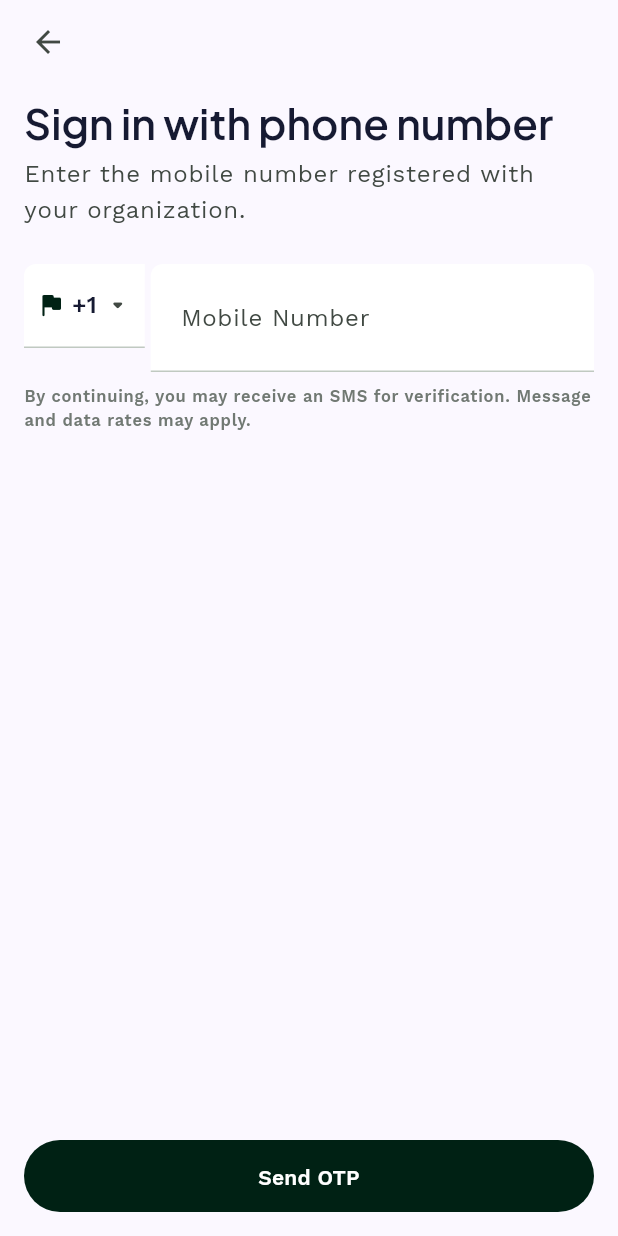
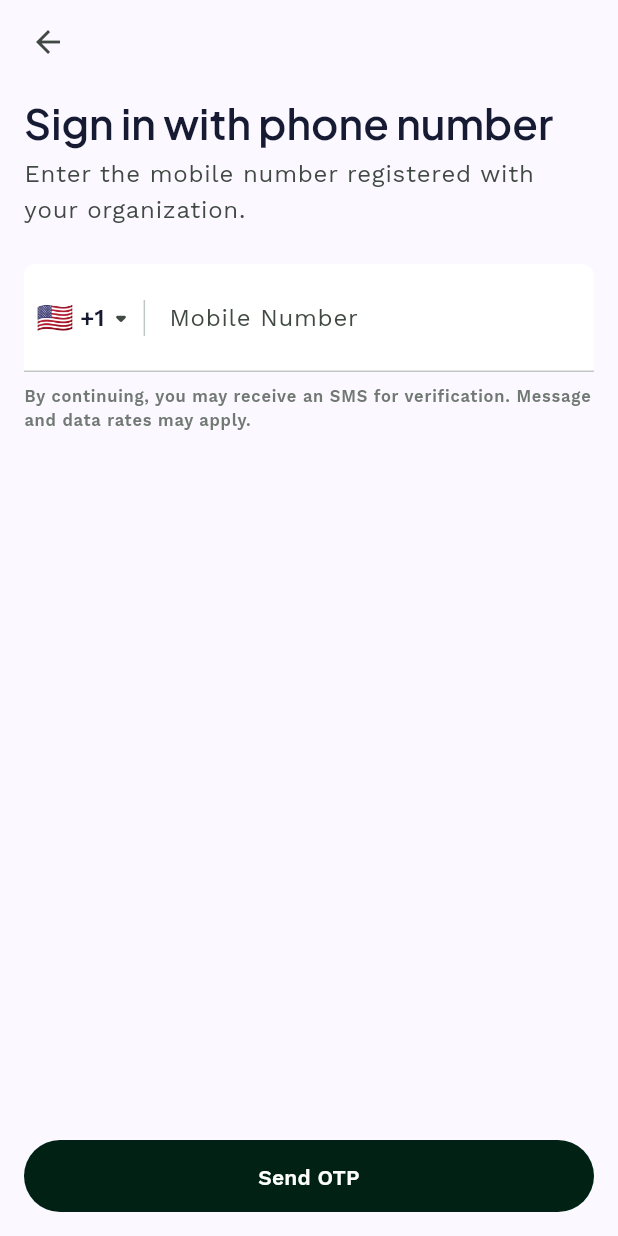
Before and after one commit to sureshr-apps/WorkAxis, a Flutter app: the screen it shows after launch, after a tap on "Sign in with Phone", on a phone screen of 412 x 824 dp. Run offline on Flutter 3.47's test engine with Material 3 defaults, Android fonts, the phone set to English and light mode, and no system bars; our stand-ins replace equatable, go_router, google_fonts; accounts and stored records are empty.

Commit message:
fix: integrate interactive country code picker and ensure unified text field dimensions

```diff
--- /dev/null
+++ b/lib/core/models/country_code.dart
@@ -0,0 +1,61 @@
+import 'package:equatable/equatable.dart';
+
+class CountryCode extends Equatable {
+  const CountryCode({
+    required this.name,
+    required this.code,
+    required this.dialCode,
+    required this.flag,
+  });
+
+  final String name;
+  final String code; // ISO 3166-1 alpha-2
+  final String dialCode; // e.g. +1, +44, +91
+  final String flag; // Emoji flag
+
+  @override
+  List<Object?> get props => [name, code, dialCode, flag];
+
+  static const List<CountryCode> supportedCountries = [
+    CountryCode(
+        name: 'United States', code: 'US', dialCode: '+1', flag: '🇺🇸'),
+    CountryCode(name: 'Canada', code: 'CA', dialCode: '+1', flag: '🇨🇦'),
+    CountryCode(
+        name: 'United Kingdom', code: 'GB', dialCode: '+44', flag: '🇬🇧'),
+    CountryCode(name: 'India', code: 'IN', dialCode: '+91', flag: '🇮🇳'),
+    CountryCode(name: 'Australia', code: 'AU', dialCode: '+61', flag: '🇦🇺'),
+    CountryCode(name: 'Germany', code: 'DE', dialCode: '+49', flag: '🇩🇪'),
+    CountryCode(name: 'France', code: 'FR', dialCode: '+33', flag: '🇫🇷'),
+    CountryCode(name: 'Singapore', code: 'SG', dialCode: '+65', flag: '🇸🇬'),
+    CountryCode(
+        name: 'United Arab Emirates',
+        code: 'AE',
+        dialCode: '+971',
+        flag: '🇦🇪'),
+    CountryCode(name: 'Mexico', code: 'MX', dialCode: '+52', flag: '🇲🇽'),
+    CountryCode(name: 'Brazil', code: 'BR', dialCode: '+55', flag: '🇧🇷'),
+    CountryCode(name: 'Japan', code: 'JP', dialCode: '+81', flag: '🇯🇵'),
+    CountryCode(name: 'South Korea', code: 'KR', dialCode: '+82', flag: '🇰🇷'),
+    CountryCode(name: 'Spain', code: 'ES', dialCode: '+34', flag: '🇪🇸'),
+    CountryCode(name: 'Italy', code: 'IT', dialCode: '+39', flag: '🇮🇹'),
+    CountryCode(name: 'Netherlands', code: 'NL', dialCode: '+31', flag: '🇳🇱'),
+    CountryCode(name: 'New Zealand', code: 'NZ', dialCode: '+64', flag: '🇳🇿'),
+    CountryCode(name: 'Philippines', code: 'PH', dialCode: '+63', flag: '🇵🇭'),
+    CountryCode(
+        name: 'South Africa', code: 'ZA', dialCode: '+27', flag: '🇿🇦'),
+    CountryCode(
+        name: 'Saudi Arabia', code: 'SA', dialCode: '+966', flag: '🇸🇦'),
+    CountryCode(name: 'Ireland', code: 'IE', dialCode: '+353', flag: '🇮🇪'),
+    CountryCode(name: 'Switzerland', code: 'CH', dialCode: '+41', flag: '🇨🇭'),
+    CountryCode(name: 'Sweden', code: 'SE', dialCode: '+46', flag: '🇸🇪'),
+    CountryCode(name: 'Norway', code: 'NO', dialCode: '+47', flag: '🇳🇴'),
+    CountryCode(name: 'Denmark', code: 'DK', dialCode: '+45', flag: '🇩🇰'),
+  ];
+
+  static const CountryCode defaultCountry = CountryCode(
+    name: 'United States',
+    code: 'US',
+    dialCode: '+1',
+    flag: '🇺🇸',
+  );
+}
--- a/lib/features/authentication/presentation/pages/phone_sign_in_page.dart
+++ b/lib/features/authentication/presentation/pages/phone_sign_in_page.dart
@@ -4,12 +4,14 @@ import 'package:go_router/go_router.dart';
 import 'package:provider/provider.dart';
 import 'package:workaxis/core/constants/app_radius.dart';
 import 'package:workaxis/core/constants/app_spacing.dart';
+import 'package:workaxis/core/models/country_code.dart';
 import 'package:workaxis/core/theme/app_colors.dart';
 import 'package:workaxis/core/utils/phone_number_formatter.dart';
 import 'package:workaxis/core/widgets/app_button.dart';
 import 'package:workaxis/core/widgets/app_text_field.dart';
 import 'package:workaxis/features/authentication/presentation/controllers/auth_controller.dart';
 import 'package:workaxis/features/authentication/presentation/widgets/auth_scaffold.dart';
+import 'package:workaxis/features/authentication/presentation/widgets/country_code_picker_sheet.dart';
 
 class PhoneSignInPage extends StatefulWidget {
   const PhoneSignInPage({super.key});
@@ -21,13 +23,23 @@ class PhoneSignInPage extends StatefulWidget {
 class _PhoneSignInPageState extends State<PhoneSignInPage> {
   final _phoneController = TextEditingController();
   final _formKey = GlobalKey<FormState>();
-  final String _selectedCountryCode = '+1';
+  CountryCode _selectedCountry = CountryCode.defaultCountry;
   String? _inlineError;
 
   @override
   void dispose() {
     _phoneController.dispose();
     super.dispose();
+  }
+
+  Future<void> _pickCountryCode() async {
+    final picked = await CountryCodePickerSheet.show(
+      context: context,
+      selectedCountry: _selectedCountry,
+    );
+    if (picked != null && mounted) {
+      setState(() => _selectedCountry = picked);
+    }
   }
 
   Future<void> _handleSendOtp() async {
@@ -45,7 +57,7 @@ class _PhoneSignInPageState extends State<PhoneSignInPage> {
 
     setState(() => _inlineError = null);
     final e164Phone = PhoneNumberFormatter.toE164(
-      countryCode: _selectedCountryCode,
+      countryCode: _selectedCountry.dialCode,
       nationalNumber: rawNumber,
     );
 
@@ -80,64 +92,58 @@ class _PhoneSignInPageState extends State<PhoneSignInPage> {
         child: Column(
           crossAxisAlignment: CrossAxisAlignment.start,
           children: [
-            Row(
-              crossAxisAlignment: CrossAxisAlignment.start,
-              children: [
-                // Country Code Prefix Picker
-                Container(
-                  height: 56,
+            AppTextField(
+              controller: _phoneController,
+              labelText: 'Mobile Number',
+              hintText: '555 123 4567',
+              keyboardType: TextInputType.phone,
+              textInputAction: TextInputAction.done,
+              errorText: _inlineError,
+              prefixIcon: InkWell(
+                onTap: _pickCountryCode,
+                borderRadius: const BorderRadius.only(
+                  topLeft: Radius.circular(AppRadius.defaultRadius),
+                ),
+                child: Padding(
                   padding:
                       const EdgeInsets.symmetric(horizontal: AppSpacing.sm),
-                  decoration: const BoxDecoration(
-                    color: AppColors.surfaceContainerLowest,
-                    borderRadius: BorderRadius.only(
-                      topLeft: Radius.circular(AppRadius.defaultRadius),
-                    ),
-                    border: Border(
-                      bottom:
-                          BorderSide(color: AppColors.outlineVariant, width: 1),
-                    ),
-                  ),
                   child: Row(
+                    mainAxisSize: MainAxisSize.min,
                     children: [
-                      const Icon(Icons.flag_rounded,
-                          size: 20, color: AppColors.primary),
+                      Text(
+                        _selectedCountry.flag,
+                        style: const TextStyle(fontSize: 20),
+                      ),
                       const SizedBox(width: AppSpacing.xs),
                       Text(
-                        _selectedCountryCode,
+                        _selectedCountry.dialCode,
                         style:
                             Theme.of(context).textTheme.titleMedium?.copyWith(
                                   fontWeight: FontWeight.w600,
                                   color: AppColors.onSurface,
                                 ),
                       ),
-                      const SizedBox(width: AppSpacing.xs),
                       const Icon(
                         Icons.arrow_drop_down_rounded,
                         color: AppColors.onSurfaceVariant,
-                        size: 20,
+                        size: 22,
                       ),
+                      const SizedBox(width: AppSpacing.xs),
+                      Container(
+                        height: 24,
+                        width: 1,
+                        color: AppColors.outlineVariant,
+                      ),
+                      const SizedBox(width: AppSpacing.xs),
                     ],
                   ),
                 ),
-                const SizedBox(width: AppSpacing.xs),
-                // Phone Number Input
-                Expanded(
-                  child: AppTextField(
-                    controller: _phoneController,
-                    labelText: 'Mobile Number',
-                    hintText: '555 123 4567',
-                    keyboardType: TextInputType.phone,
-                    textInputAction: TextInputAction.done,
-                    errorText: _inlineError,
-                    inputFormatters: [
-                      FilteringTextInputFormatter.digitsOnly,
-                      LengthLimitingTextInputFormatter(12),
-                    ],
-                    onSubmitted: (_) => _handleSendOtp(),
-                  ),
-                ),
+              ),
+              inputFormatters: [
+                FilteringTextInputFormatter.digitsOnly,
+                LengthLimitingTextInputFormatter(12),
               ],
+              onSubmitted: (_) => _handleSendOtp(),
             ),
             const SizedBox(height: AppSpacing.sm),
             Text(
```
Also changed, not shown: lib/features/authentication/presentation/widgets/country_code_picker_sheet.dart (added, +175 -0 lines), 125 other files.
